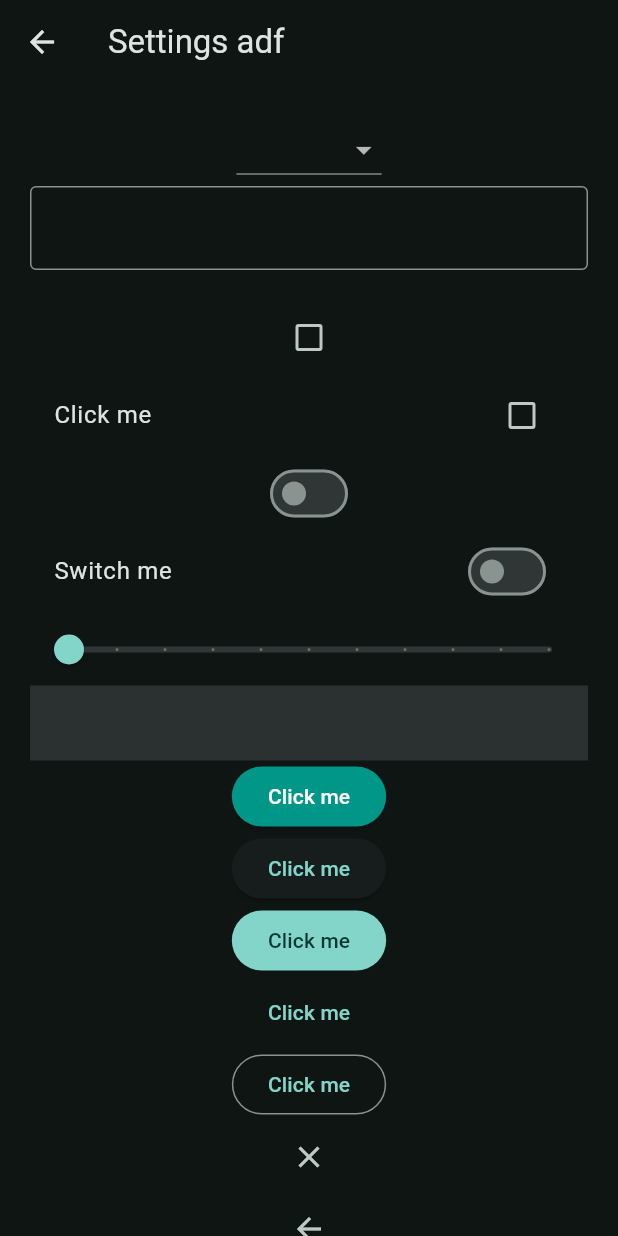
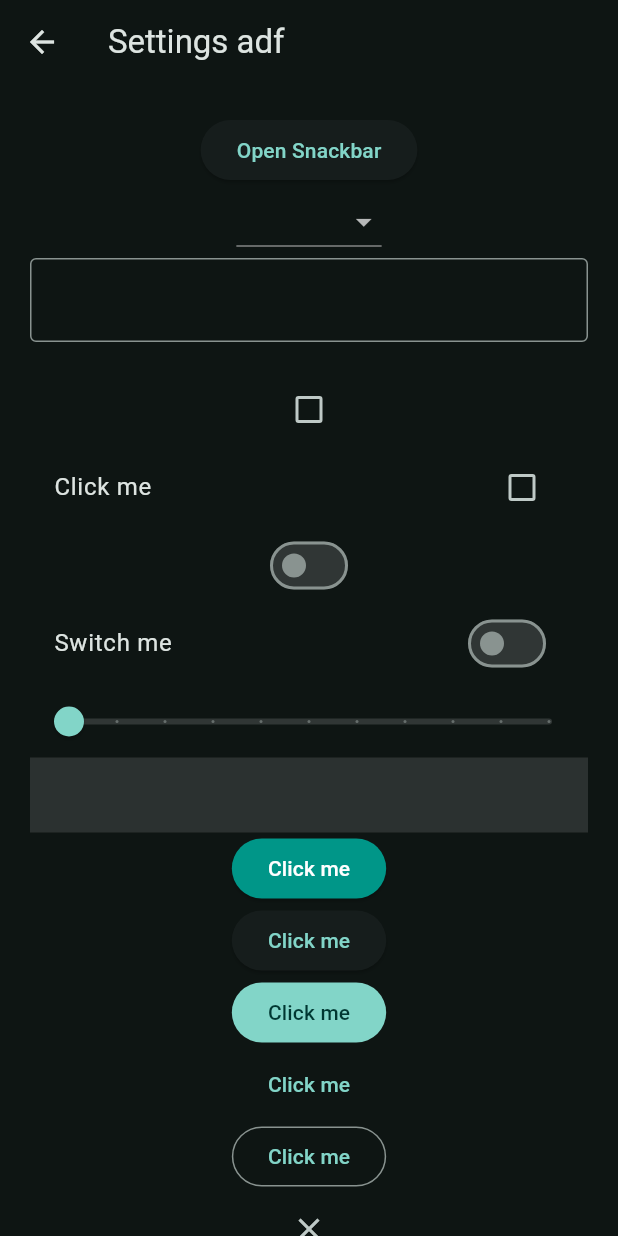
Before and after one commit to SameerAkita/flutter_app, a Flutter app: the screen it shows after launch, after a tap on "Login", after a tap on the "settings" icon, on a phone screen of 412 x 824 dp. Run offline on Flutter 3.47's test engine with Material 3 defaults, Android fonts, the phone set to English and light mode, and no system bars; missing offline and left inert: dart:ffi.

Commit message:
snackbar

```diff
--- a/lib/views/pages/home_page.dart
+++ b/lib/views/pages/home_page.dart
@@ -1,10 +1,14 @@
 import 'package:flutter/material.dart';
+import 'package:flutter_app/widgets/hero_widget.dart';
 
 class HomePage extends StatelessWidget {
   const HomePage({super.key});
 
   @override
   Widget build(BuildContext context) {
-    return Center(child: Text('Home page'));
+    return Padding(
+      padding: EdgeInsets.all(20.0),
+      child: Column(children: [HeroWidget()]),
+    );
   }
 }
--- a/lib/views/pages/settings_page.dart
+++ b/lib/views/pages/settings_page.dart
@@ -1,7 +1,7 @@
 import 'package:flutter/material.dart';
 
 class SettingsPage extends StatefulWidget {
-  const SettingsPage({super.key, required this.title,});
+  const SettingsPage({super.key, required this.title});
 
   final String title;
 
@@ -24,6 +24,18 @@ class _SettingsPageState extends State<SettingsPage> {
           padding: const EdgeInsets.all(20.0),
           child: Column(
             children: [
+              ElevatedButton(
+                onPressed: () {
+                  ScaffoldMessenger.of(context).showSnackBar(
+                    SnackBar(
+                      duration: Duration(seconds: 5),
+                      content: Text('Snackbar'),
+                      behavior: SnackBarBehavior.floating,
+                    ),
+                  );
+                },
+                child: Text('Open Snackbar'),
+              ),
               DropdownButton(
                 value: menuItem,
                 items: [
--- a/lib/views/pages/welcome_page.dart
+++ b/lib/views/pages/welcome_page.dart
@@ -1,5 +1,6 @@
 import 'package:flutter/material.dart';
 import 'package:flutter_app/views/widget_tree.dart';
+import 'package:flutter_app/widgets/hero_widget.dart';
 
 class WelcomePage extends StatelessWidget {
   const WelcomePage({super.key});
@@ -12,10 +13,7 @@ class WelcomePage extends StatelessWidget {
         child: Column(
           mainAxisAlignment: MainAxisAlignment.center,
           children: [
-            ClipRRect(
-              borderRadius: BorderRadius.circular(20.0),
-              child: Image.asset('assets/images/bg.jpg'),
-            ),
+            HeroWidget(),
             FilledButton(
               onPressed: () {
                 Navigator.pushReplacement(
--- /dev/null
+++ b/lib/widgets/hero_widget.dart
@@ -0,0 +1,20 @@
+import 'package:flutter/material.dart';
+
+class HeroWidget extends StatelessWidget {
+  const HeroWidget({super.key});
+
+  @override
+  Widget build(BuildContext context) {
+    return Hero(
+      tag: 'hero1',
+      child: ClipRRect(
+        borderRadius: BorderRadius.circular(20.0),
+        child: Image.asset(
+          'assets/images/bg.jpg',
+          color: Colors.teal,
+          colorBlendMode: BlendMode.darken,
+        ),
+      ),
+    );
+  }
+}
```
Also changed, not shown: lib/views/pages/profile_page.dart (+23 -1 lines).
